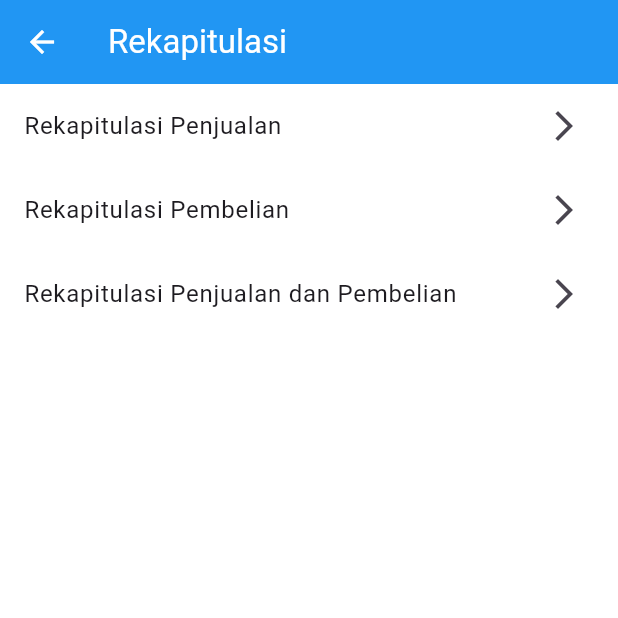
After one commit to proyek-4/stocklab_fe, a Flutter app: the RecapPage screen opened directly, on a phone screen of 412 x 824 dp, the top half of it. The commit adds this screen. Run offline on Flutter 3.47's test engine with Material 3 defaults, Android fonts, the phone set to English and light mode, and no system bars; our stand-ins replace cached_network_image, image_picker, quickalert, shimmer; network calls fail.

Commit message:
refactor: record page, add : recap page, feat : bottom sheet date picker

```diff
--- /dev/null
+++ b/lib/pages/recap_page.dart
@@ -0,0 +1,93 @@
+import 'package:flutter/material.dart';
+import 'package:stocklab_fe/widgets/bottom_sheet_modal_date_picker.dart';
+import '../colors.dart';
+import '../models/Record.dart';
+import '../widgets/grid_item_record.dart';
+//import 'stock/add_stock_page.dart';
+import 'package:provider/provider.dart';
+import '../provider/RecordProvider.dart';
+
+class RecapPage extends StatefulWidget {
+  RecapPage() : super();
+
+  final String title = "Rekapitulasi";
+
+  @override
+  DataRecordState createState() => DataRecordState();
+}
+
+class DataRecordState extends State<RecapPage> {
+  late String _titleProgress;
+  var height, width;
+  late RecordProvider _recordProvider;
+
+  List<String> titles = [
+    'Rekapitulasi Penjualan',
+    'Rekapitulasi Pembelian',
+    'Rekapitulasi Penjualan dan Pembelian'
+  ];
+
+  @override
+  void initState() {
+    super.initState();
+    _titleProgress = widget.title;
+    Future.microtask(() {
+      Provider.of<RecordProvider>(context, listen: false).loadRecords();
+    });
+  }
+
+  Future<void> _refreshRecords() async {
+    await _recordProvider.loadRecords();
+  }
+
+  @override
+  Widget build(BuildContext context) {
+    height = MediaQuery.of(context).size.height;
+    width = MediaQuery.of(context).size.width;
+
+    return Scaffold(
+      backgroundColor: Colors.white,
+      appBar: AppBar(
+        title: Text(_titleProgress),
+        leading: IconButton(
+          icon: Icon(Icons.arrow_back),
+          onPressed: () {
+            Navigator.of(context).pop();
+          },
+        ),
+        backgroundColor: Colors.blue,
+        foregroundColor: Colors.white,
+      ),
+      body: ListView.builder(
+        itemCount: titles.length,
+        itemBuilder: (context, index) {
+          return Column(
+            children: [
+              ListTile(
+                title: Text(titles[index]),
+                trailing: Icon(Icons.arrow_forward_ios),
+                onTap: () {
+                  showModalBottomSheet(
+                      context: context,
+                      builder: (BuildContext context) {
+                      return BottomSheetModalDatePicker();
+                    },
+                  );
+                }
+                  // Handle navigation based on the index
+                //   if (index == 0) {
+                //     // Handle navigation to Rekapitulasi Penjualan
+                //   } else if (index == 1) {
+                //     // Handle navigation to Rekapitulasi Pembelian
+                //   } else if (index == 2) {
+                //     // Handle navigation to Rekapitulasi Penjualan dan Pembelian
+                //   }
+                // },
+              ),
+            ],
+          );
+        },
+      ),
+    );
+  }
+}
--- a/lib/pages/record_page.dart
+++ b/lib/pages/record_page.dart
@@ -9,7 +9,7 @@ import '../provider/RecordProvider.dart';
 class RecordPage extends StatefulWidget {
   RecordPage() : super();
 
-  final String title = "Pencatatan";
+  final String title = "Riwayat";
 
   @override
   DataRecordState createState() => DataRecordState();
--- a/lib/utils.dart
+++ b/lib/utils.dart
@@ -5,4 +5,4 @@ String formatPrice(int price) {
   return currencyFormat.format(price);
 }
 
-String url = 'http://10.0.2.2:8000';
+String url = 'https://0a9f-2001-448a-3032-30a4-de2c-8afa-4499-4d55.ngrok-free.app';
```
Also changed, not shown: lib/pages/home_page.dart (+20 -9 lines), lib/widgets/bottom_sheet_modal_date_picker.dart (added, +180 -0 lines).
